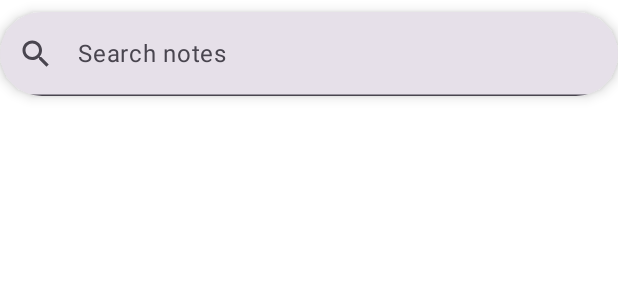
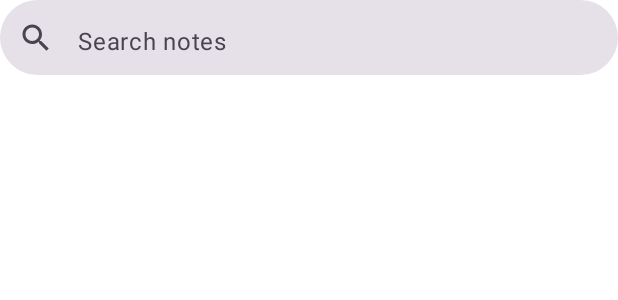
Before and after one commit to atimadanoglu/NotesApplication, an Android app built with Jetpack Compose: the @Preview function PreviewSearchBar, on a phone screen of 412 x 824 dp. Shown: the top 300 px of the screen. Run offline under Robolectric (Android 15) with nearby library versions, the light colour scheme and no system bars.

Commit message:
Updated the search bar in main screen

```diff
--- a/app/src/main/java/com/atakanmadanoglu/notesapplication/view/MainScreen.kt
+++ b/app/src/main/java/com/atakanmadanoglu/notesapplication/view/MainScreen.kt
@@ -4,17 +4,20 @@ import androidx.compose.foundation.layout.*
 import androidx.compose.foundation.lazy.LazyColumn
 import androidx.compose.foundation.lazy.items
 import androidx.compose.foundation.shape.CircleShape
+import androidx.compose.foundation.shape.RoundedCornerShape
 import androidx.compose.material3.*
 import androidx.compose.runtime.*
 import androidx.compose.ui.Modifier
-import androidx.compose.ui.draw.shadow
+import androidx.compose.ui.draw.clip
 import androidx.compose.ui.graphics.Color
 import androidx.compose.ui.res.painterResource
 import androidx.compose.ui.res.stringResource
+import androidx.compose.ui.text.TextStyle
 import androidx.compose.ui.text.font.FontStyle
 import androidx.compose.ui.text.font.FontWeight
 import androidx.compose.ui.tooling.preview.Preview
 import androidx.compose.ui.unit.dp
+import androidx.compose.ui.unit.sp
 import com.atakanmadanoglu.notesapplication.R
 import com.atakanmadanoglu.notesapplication.model.Note
 import com.atakanmadanoglu.notesapplication.ui.theme.spacing
@@ -88,18 +91,12 @@ fun SearchBar(
     modifier: Modifier = Modifier,
     searchValue: String = ""
 ) {
-    Box(
+    var searchBarText by remember { mutableStateOf(searchValue) }
+    OutlinedTextField(
         modifier = modifier
             .fillMaxWidth()
-            .wrapContentHeight()
-            .padding(vertical = MaterialTheme.spacing.small)
-    ) {
-        var searchBarText by remember { mutableStateOf(searchValue) }
-        TextField(
-            modifier = Modifier
-                .fillMaxWidth()
-                .wrapContentHeight()
-                .shadow(5.dp, CircleShape),
+            .height(50.dp)
+            .clip(RoundedCornerShape(48.dp)),
         leadingIcon = {
             Icon(
                 painter = painterResource(id = R.drawable.ic_baseline_search_24),
@@ -109,10 +106,19 @@ fun SearchBar(
         onValueChange = { changedValue ->
             searchBarText = changedValue
         },
+        textStyle = TextStyle(
+            fontSize = 16.sp
+        ),
         singleLine = true,
-            placeholder = { Text(text = stringResource(id = R.string.search_notes)) }
+        placeholder = { Text(
+            text = stringResource(id = R.string.search_notes),
+            fontSize = 16.sp
+        ) },
+        colors = TextFieldDefaults.textFieldColors(
+            unfocusedIndicatorColor = Color.Transparent,
+            focusedIndicatorColor = Color.Transparent
         )
-    }
+    )
 }
 
 @Preview
@@ -191,7 +197,6 @@ fun Fab() {
     }
 }
 
-
 @Preview
 @Composable
 fun Preview() {
```
Lines whose indentation alone changed are shown as unchanged.
